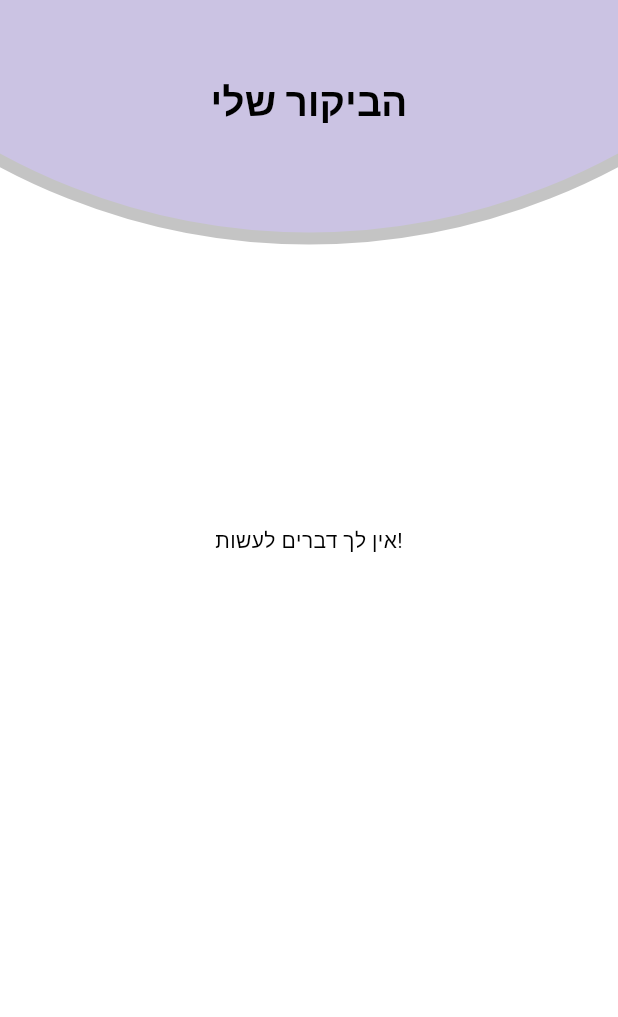
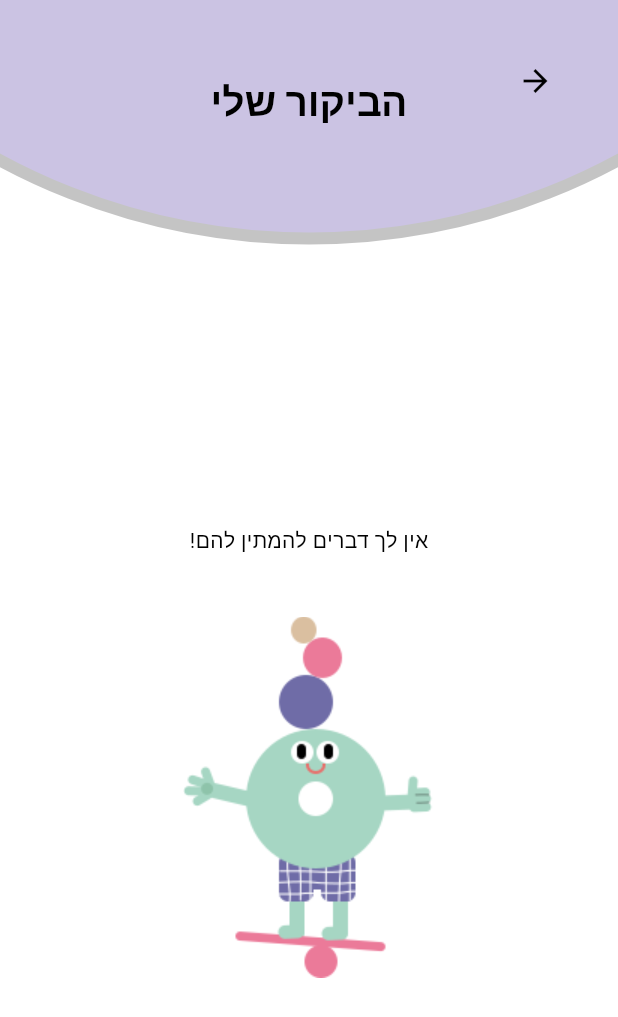
Before and after one commit to tomerkatz2001/with_me_2, a Flutter app: the VisitCoursePage screen opened by its route, on a phone screen of 412 x 824 dp. Shown: the top 1017 px of the screen. Run offline on Flutter 3.47's test engine with Material 2 defaults, Android fonts, the phone set to English and light mode, and no system bars; our stand-ins replace cloud_firestore, firebase_auth, firebase_core, google_fonts, nested, tuple; missing offline and left inert: openai_client; accounts and stored records are empty; Roboto replaces fonts that are missing (RaleWay).

Commit message:
good stuff

```diff
--- a/with_me/lib/Components/appbar.dart
+++ b/with_me/lib/Components/appbar.dart
@@ -68,22 +68,6 @@ class _LoadBar extends CustomPainter {
 Widget CircularAppBar( String title,List<Widget> childs,BuildContext context,{double offset=0,Color color=const Color(0xffCBC3E3), Widget? back_arrow=null} ){
   childs.add(Align(alignment: Alignment.topCenter,child:Padding(padding: EdgeInsets.only(top: 50),
       child:Text(title,style: Theme.of(context).textTheme.titleLarge))));
-  childs.add(Positioned(
-      top: (-150)-offset,
-      child: Container(
-        child:
-        TweenAnimationBuilder<double>(
-            tween: Tween<double>(begin: 0, end: 0.7),
-            duration: Duration(seconds: 1),
-            builder:
-                (BuildContext context, double percent, Widget? child) {
-              return CustomPaint(
-                  painter: _LoadBar(percent: 0, size: MediaQuery.of(context).size,color:color),
-                  size: MediaQuery.of(context).size);
-            }),
-        // color:Colors.green
-      )));
-
   if(back_arrow==null) {
     childs.add(Align(
       alignment: Alignment.topRight,
@@ -107,9 +91,27 @@ Widget CircularAppBar( String title,List<Widget> childs,BuildContext context,{do
     ));
   }
   else{
+    print("back arrow!!!!!!!!!!!!!");
     childs.add(Align(alignment: Alignment.topRight,
-      child: back_arrow,));
+      child: Padding(padding: EdgeInsets.fromLTRB(30,50,10,30), child: back_arrow,),));
   }
+  childs.add(Positioned(
+      top: (-150)-offset,
+      child: Container(
+        child:
+        TweenAnimationBuilder<double>(
+            tween: Tween<double>(begin: 0, end: 0.7),
+            duration: Duration(seconds: 1),
+            builder:
+                (BuildContext context, double percent, Widget? child) {
+              return CustomPaint(
+                  painter: _LoadBar(percent: 0, size: MediaQuery.of(context).size,color:color),
+                  size: MediaQuery.of(context).size);
+            }),
+        // color:Colors.green
+      )));
+
+
 
   return Stack(children: childs.reversed.toList());
 
--- a/with_me/lib/Components/button.dart
+++ b/with_me/lib/Components/button.dart
@@ -4,7 +4,7 @@ ElevatedButton Button(void Function() onPressed, String text){
     style: ElevatedButton.styleFrom(
 
       foregroundColor: Colors.white,
-      backgroundColor: Colors.amber[900]?.withOpacity(0.5),
+      backgroundColor: Colors.amber[600]?.withOpacity(0.5),
     ).copyWith(elevation: ButtonStyleButton.allOrNull(0.0)),
     onPressed: onPressed,
     child: Text(text, textAlign: TextAlign.center,),
--- a/with_me/lib/Screens/discharge_notes.dart
+++ b/with_me/lib/Screens/discharge_notes.dart
@@ -100,12 +100,12 @@ class _DischargePageState extends State<DischargePage> {
     ];
     List<Widget> texts = [];
     texts.add(
-        Column(children: [Text(stations[0].name), Text(stations[0].time)]));
+        Column(children: [Text(stations[0].name??"אין שם"), Text(stations[0].time??"הזמן לא נקבע")]));
     int c = 0;
     stations.forEach((station) {
       if (c != 0) {
         texts.add(Container(height: 90));
-        texts.add(Column(children: [Text(station.name), Text(station.time)]));
+        texts.add(Column(children: [Text(station.name??"אין שם"), Text(station.time??"הזמן לא נקבע")]));
         childs.add(SizedBox(
           height: 100,
           child: VerticalDivider(
--- a/with_me/lib/Screens/visit_course.dart
+++ b/with_me/lib/Screens/visit_course.dart
@@ -14,7 +14,7 @@ class _VisitCoursePageState extends State<VisitCoursePage> {
   }
 
   Widget visitsCourse(List<Station> stations, int current_index) {
-
+    current_index = stations.length;
     var childs = [
       SizedBox(
         height: 30,
@@ -28,7 +28,7 @@ class _VisitCoursePageState extends State<VisitCoursePage> {
         height: 30,
         decoration: BoxDecoration(
           shape: BoxShape.circle,
-          color: current_index == 0 ? Colors.red : Colors.amberAccent,
+          color: current_index == 0 ?  Colors.lightGreen:Colors.amber[200],
         ),
       )
     ];
@@ -38,8 +38,8 @@ class _VisitCoursePageState extends State<VisitCoursePage> {
     int c = 0;
     stations.forEach((station) {
       if (c != 0) {
-        texts.add(Container(height: 90));
-        texts.add(Column(children: [Text(station.name??"אין שם"), Text(station.time??"אין זמן מוערך")]));
+        texts.add(Container(height: c==1 ? 90 : 100));
+        texts.add(Column(children: [Text(station.name??"אין שם"),]));
         childs.add(SizedBox(
           height: 100,
           child: VerticalDivider(
@@ -52,7 +52,7 @@ class _VisitCoursePageState extends State<VisitCoursePage> {
           height: 30,
           decoration: BoxDecoration(
             shape: BoxShape.circle,
-            color: c == current_index ? Colors.red : Colors.amber,
+            color: c == current_index ?  Colors.amber : Colors.lightGreen[100],
           ),
         ));
       }
@@ -105,7 +105,9 @@ class _VisitCoursePageState extends State<VisitCoursePage> {
                         return Column(
                           children: [
                             SizedBox(height: 350,),
-                            Center(child: Text("אין לך דברים לעשות!"),),
+                            Center(child: Text("!אין לך דברים להמתין להם"),),
+                            Container(height: 40,),
+                            Image.asset('assets/green.png'),
                           ],
                         );
                       }
@@ -114,7 +116,7 @@ class _VisitCoursePageState extends State<VisitCoursePage> {
                       children: [
                       Positioned(
                         top: 150,
-                        right: -150,
+                        right: -110,
                         child: SizedBox(
                             width: 300,
                             height: 700,
@@ -123,7 +125,7 @@ class _VisitCoursePageState extends State<VisitCoursePage> {
                                     right: 20,
                                     top: 200,
                                     child: Container(
-                                        child: visitsCourse(stations, 0))))),
+                                        child: visitsCourse(stations.reversed.toList(), 0))))),
                       ),
                       Align(
                    child: Container(
--- a/with_me/pubspec.yaml
+++ b/with_me/pubspec.yaml
@@ -71,8 +71,10 @@ flutter:
   # To add assets to your application, add an assets section, like this:
   assets:
      - assets/logo.png
+     - assets/2.png
 
      - assets/trampoline.png
+     - assets/green.png
      - images/pantssign.png
      - images/skirtsign.png
      - images/armypants.png
```
Also changed, not shown: with_me/lib/Components/avatar/avatar.dart (+12 -1 lines), with_me/lib/Screens/home.dart (+26 -11 lines), with_me/lib/Screens/verify_users.dart (+56 -35 lines), with_me/assets/2.png (added), with_me/assets/green.png (added).
